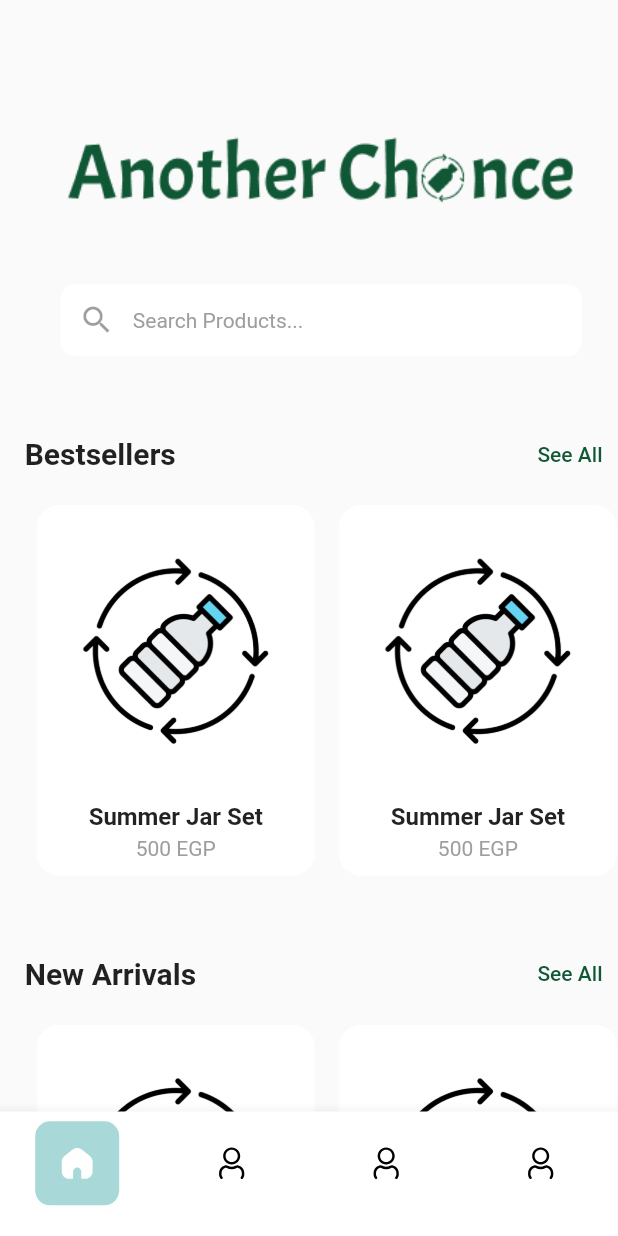
After one commit to Abdelhadyelsaid/another_chance_app, a Flutter app: the LayoutScreen screen opened by its route, on a phone screen of 412 x 824 dp. The commit adds this screen. Run offline on Flutter 3.47's test engine with Material 3 defaults, Android fonts, the phone set to English and light mode, and no system bars; our stand-ins replace bloc, dio, flutter_bloc, flutter_screenutil, flutter_svg, go_router and 2 more; accounts and stored records are empty; Roboto replaces fonts that are missing (Readex Pro).

Commit message:
Implement home screen UI

```diff
--- a/lib/Features/Authentication/View/Screens/login_screen.dart
+++ b/lib/Features/Authentication/View/Screens/login_screen.dart
@@ -8,7 +8,6 @@ import '../../../../Core/Shared/default_button_widget.dart';
 import '../../../../Core/Shared/snack_bar.dart';
 import '../../../../routing/routes.dart';
 import '../../cubit/auth_cubit.dart';
-
 
 class LoginScreen extends StatelessWidget {
   final bool? isFromApp;
@@ -99,7 +98,7 @@ class LoginScreen extends StatelessWidget {
                               height: height * 0.01,
                             ),
                             DefaultTextFormField(
-                              textInputType: TextInputType.number,
+                              textInputType: TextInputType.text,
                               textDirection: TextDirection.ltr,
                               // suffixText: "  966+",
                               controller: cubit.loginPhoneController,
@@ -139,7 +138,8 @@ class LoginScreen extends StatelessWidget {
                             ),
                             TextButton(
                                 onPressed: () {
-                                 context.pushNamed(Routes.forgetPasswordScreen.name);
+                                  context.pushNamed(
+                                      Routes.forgetPasswordScreen.name);
                                   //
                                   // Navigator.push(
                                   //     context,
@@ -169,6 +169,7 @@ class LoginScreen extends StatelessWidget {
                                           .isNotEmpty &&
                                       cubit.loginPasswordController.text
                                           .isNotEmpty) {
+                                    context.pushNamed(Routes.layoutScreen.name);
                                     // cubit.login( cubit.loginPhoneController.text , cubit.loginPasswordController.text);
                                   } else {
                                     ScaffoldMessenger.of(context).showSnackBar(
--- /dev/null
+++ b/lib/Features/Home/View/Screens/home_screen.dart
@@ -0,0 +1,156 @@
+import 'package:another_chance/Core/Shared/default_button_widget.dart';
+import 'package:flutter/material.dart';
+import 'package:flutter_screenutil/flutter_screenutil.dart';
+
+import '../../../../Core/Const/colors.dart';
+import '../Widgets/product_widget.dart';
+import '../Widgets/searchBar_widget.dart';
+
+class HomeScreen extends StatelessWidget {
+  const HomeScreen({super.key});
+
+  @override
+  Widget build(BuildContext context) {
+    return Scaffold(
+      body: SingleChildScrollView(
+        child: Padding(
+          padding: EdgeInsets.only(left: .04.sw),
+          child: Column(
+            crossAxisAlignment: CrossAxisAlignment.center,
+            children: [
+              SizedBox(
+                height: .1.sh,
+              ),
+              Image.asset('assets/icons/app_icon.png',
+                  height: 0.08.sh, color: cPrimaryColor),
+              SizedBox(
+                height: 0.05.sh,
+              ),
+              const SearchTextfieldWidget(),
+              SizedBox(
+                height: .05.sh,
+              ),
+              Row(
+                mainAxisAlignment: MainAxisAlignment.spaceBetween,
+                children: [
+                  const Text(
+                    "Bestsellers",
+                    style: TextStyle(
+                      fontSize: 20,
+                      fontWeight: FontWeight.bold,
+                    ),
+                  ),
+                  TextButton(
+                    onPressed: () {
+                      // Handle "See All" button
+                    },
+                    child: Text(
+                      "See All",
+                      style: TextStyle(color: cPrimaryColor),
+                    ),
+                  ),
+                ],
+              ),
+              const SizedBox(height: 10),
+              SizedBox(
+                height: .3.sh, // Adjust height based on card size
+                child: ListView.builder(
+                  scrollDirection: Axis.horizontal,
+                  itemCount: 5, // Adjust based on your data
+                  itemBuilder: (context, index) {
+                    return ProductWidget();
+                  },
+                ),
+              ),
+              SizedBox(
+                height: .05.sh,
+              ),
+              Row(
+                mainAxisAlignment: MainAxisAlignment.spaceBetween,
+                children: [
+                  const Text(
+                    "New Arrivals",
+                    style: TextStyle(
+                      fontSize: 20,
+                      fontWeight: FontWeight.bold,
+                    ),
+                  ),
+                  TextButton(
+                    onPressed: () {
+                      // Handle "See All" button
+                    },
+                    child: Text(
+                      "See All",
+                      style: TextStyle(color: cPrimaryColor),
+                    ),
+                  ),
+                ],
+              ),
+              const SizedBox(height: 10),
+              SizedBox(
+                height: .3.sh, // Adjust height based on card size
+                child: ListView.builder(
+                  scrollDirection: Axis.horizontal,
+                  itemCount: 5, // Adjust based on your data
+                  itemBuilder: (context, index) {
+                    return ProductWidget();
+                  },
+                ),
+              ),
+              SizedBox(
+                height: .05.sh,
+              ),
+              Row(
+                mainAxisAlignment: MainAxisAlignment.spaceBetween,
+                children: [
+                  const Text(
+                    "Products",
+                    style: TextStyle(
+                      fontSize: 20,
+                      fontWeight: FontWeight.bold,
+                    ),
+                  ),
+                  TextButton(
+                    onPressed: () {
+                      // Handle "See All" button
+                    },
+                    child: Text(
+                      "See All",
+                      style: TextStyle(color: cPrimaryColor),
+                    ),
+                  ),
+                ],
+              ),
+              const SizedBox(height: 10),
+              GridView.builder(
+                gridDelegate: const SliverGridDelegateWithFixedCrossAxisCount(
+                  crossAxisCount: 2, // Number of columns
+                  crossAxisSpacing: 10.0, // Spacing between columns
+                  mainAxisSpacing: 10.0, // Spacing between rows
+                  childAspectRatio: 0.75, // Adjust based on your card size
+                ),
+                shrinkWrap: true,
+                physics: const NeverScrollableScrollPhysics(),
+                itemCount: 6,
+                itemBuilder: (context, index) {
+                  return Padding(
+                    padding: const EdgeInsets.symmetric(vertical: 8.0),
+                    child: ProductWidget(),
+                  );
+                },
+              ),
+              Padding(
+                padding:
+                    EdgeInsets.symmetric(horizontal: .25.sw, vertical: .1.sh),
+                child: DefaultButton(
+                    height: .05.sh,
+                    color: cPrimaryColor,
+                    text: "Show All Products"),
+              )
+            ],
+          ),
+        ),
+      ),
+    );
+  }
+}
--- /dev/null
+++ b/lib/Features/Home/View/Screens/layout_screen.dart
@@ -0,0 +1,73 @@
+import 'dart:developer';
+
+import 'package:another_chance/Core/Helper/cache_helper.dart';
+import 'package:another_chance/Features/Home/cubit/home_cubit.dart';
+import 'package:flutter/material.dart';
+import 'package:flutter_bloc/flutter_bloc.dart';
+import 'package:flutter_svg/svg.dart';
+import 'package:go_router/go_router.dart';
+
+import '../../../../Core/Const/colors.dart';
+import '../../../../routing/routes.dart';
+import '../../../Authentication/View/Screens/login_screen.dart';
+
+class LayoutScreen extends StatelessWidget {
+  const LayoutScreen({super.key});
+
+  @override
+  Widget build(BuildContext context) {
+    return BlocBuilder<HomeCubit, HomeState>(
+      builder: (context, state) {
+        var cubit = HomeCubit.get(context);
+        return Scaffold(
+          body: cubit.screens[cubit.selectedIndex],
+          bottomNavigationBar: BottomNavigationBar(
+            backgroundColor: Colors.white,
+            type: BottomNavigationBarType.fixed,
+            selectedItemColor: cSecondaryColor,
+            selectedLabelStyle: TextStyle(
+                fontFamily: "Readex Pro", fontSize: 12, color: cSecondaryColor),
+            unselectedLabelStyle: TextStyle(
+              fontFamily: "Readex Pro",
+              fontSize: 10,
+              color: cPrimaryColor,
+            ),
+            onTap: (index) {
+              cubit.changeIndex(index);
+            },
+            currentIndex: cubit.selectedIndex,
+            items: [
+              BottomNavigationBarItem(
+                icon: cubit.selectedIndex == 0
+                    ? SvgPicture.asset('assets/icons/filled_home.svg')
+                    : SvgPicture.asset('assets/icons/home.svg'),
+                label: "",
+              ),
+              BottomNavigationBarItem(
+                icon: cubit.selectedIndex == 1
+                    ? SvgPicture.asset('assets/icons/filled_profile.svg')
+                    : SvgPicture.asset('assets/icons/profile.svg'),
+                label: "",
+              ),
+              BottomNavigationBarItem(
+                icon: cubit.selectedIndex == 2
+                    ? SvgPicture.asset('assets/icons/filled_profile.svg')
+                    : SvgPicture.asset('assets/icons/profile.svg'),
+                label: "",
+              ),
+              BottomNavigationBarItem(
+                icon: cubit.selectedIndex == 3
+                    ? SvgPicture.asset('assets/icons/filled_profile.svg')
+                    : SvgPicture.asset('assets/icons/profile.svg'),
+                label: "",
+              ),
+
+
+
+            ],
+          ),
+        );
+      },
+    );
+  }
+}
--- /dev/null
+++ b/lib/Features/Home/View/Widgets/product_widget.dart
@@ -0,0 +1,52 @@
+import 'package:flutter/material.dart';
+import 'package:flutter_screenutil/flutter_screenutil.dart';
+
+class ProductWidget extends StatelessWidget {
+  @override
+  Widget build(BuildContext context) {
+    return Padding(
+      padding: const EdgeInsets.symmetric(horizontal: 8.0),
+      child: Container(
+        width: .45.sw, // Adjust width as needed
+        decoration: BoxDecoration(
+          color: Colors.white,
+          borderRadius: BorderRadius.circular(15),
+        ),
+        child: Column(
+          crossAxisAlignment: CrossAxisAlignment.center,
+          children: [
+            // Image Placeholder
+            Expanded(
+              child: Padding(
+                padding: const EdgeInsets.all(8.0),
+                child: Image.asset(
+                  'assets/icons/appIcon.png',
+                  fit: BoxFit.contain,
+                ),
+              ),
+            ),
+            const Padding(
+              padding: EdgeInsets.symmetric(horizontal: 8.0, vertical: 4.0),
+              child: Text(
+                "Summer Jar Set",
+                style: TextStyle(
+                  fontWeight: FontWeight.bold,
+                  fontSize: 16,
+                ),
+                textAlign: TextAlign.center,
+              ),
+            ),
+            const Text(
+              "500 EGP",
+              style: TextStyle(
+                fontSize: 14,
+                color: Colors.grey,
+              ),
+            ),
+            const SizedBox(height: 10),
+          ],
+        ),
+      ),
+    );
+  }
+}
--- /dev/null
+++ b/lib/Features/Home/View/Widgets/searchBar_widget.dart
@@ -0,0 +1,27 @@
+import 'package:flutter/material.dart';
+import 'package:flutter_screenutil/flutter_screenutil.dart';
+import 'package:go_router/go_router.dart';
+
+import '../../../../Core/Shared/default_textform_widget.dart';
+import '../../../../routing/routes.dart';
+class SearchTextfieldWidget extends StatelessWidget {
+  const SearchTextfieldWidget({super.key});
+
+  @override
+  Widget build(BuildContext context) {
+    return GestureDetector(
+      onTap: (){
+        //context.pushNamed(Routes.searchScreen.name);
+      },
+      child: Container(
+          padding: EdgeInsets.symmetric(horizontal: 25.w),
+          child: DefaultTextFormField(
+            enabled: false,
+            borderRadius: 10,
+            borderColor: Colors.white,
+            prefixIcon:Icon(Icons.search) ,
+            hintText: "Search Products..." ,
+          )),
+    );
+  }
+}
--- /dev/null
+++ b/lib/Features/Home/cubit/home_cubit.dart
@@ -0,0 +1,29 @@
+import 'package:another_chance/Features/Authentication/View/Screens/Signup_screen.dart';
+import 'package:another_chance/Features/Authentication/View/Screens/forget_password_screen.dart';
+import 'package:another_chance/Features/Authentication/View/Screens/login_screen.dart';
+import 'package:another_chance/Features/Authentication/View/Screens/reset_confirm_password_screen.dart';
+import 'package:another_chance/Features/Home/View/Screens/home_screen.dart';
+import 'package:bloc/bloc.dart';
+import 'package:flutter/material.dart';
+import 'package:flutter_bloc/flutter_bloc.dart';
+import 'package:meta/meta.dart';
+
+part 'home_state.dart';
+
+class HomeCubit extends Cubit<HomeState> {
+  HomeCubit() : super(HomeInitial());
+  static HomeCubit get(context) => BlocProvider.of<HomeCubit>(context);
+  int selectedIndex = 0;
+
+  void changeIndex(int index) {
+    selectedIndex = index;
+    emit(LayoutChangeState());
+  }
+
+  List<Widget> screens = [
+    const HomeScreen(),
+    const ForgetPasswordScreen(),
+    const SignupScreen(),
+    const ResetConfirmPasswordScreen(token: ""),
+  ];
+}
--- /dev/null
+++ b/lib/Features/Home/cubit/home_state.dart
@@ -0,0 +1,7 @@
+part of 'home_cubit.dart';
+
+@immutable
+sealed class HomeState {}
+
+final class HomeInitial extends HomeState {}
+final class LayoutChangeState extends HomeState {}
--- a/lib/main.dart
+++ b/lib/main.dart
@@ -1,4 +1,5 @@
 
+import 'package:another_chance/Features/Home/cubit/home_cubit.dart';
 import 'package:another_chance/routing/router.dart';
 import 'package:flutter/material.dart';
 import 'package:flutter_bloc/flutter_bloc.dart';
@@ -29,6 +30,7 @@ class MyApp extends StatelessWidget {
       child: MultiBlocProvider(
         providers: [
           BlocProvider(create: (context) => AuthCubit()),
+          BlocProvider(create: (context) => HomeCubit()),
         ],
         child: MaterialApp.router(
           debugShowCheckedModeBanner: false,
--- a/lib/routing/router.dart
+++ b/lib/routing/router.dart
@@ -1,6 +1,7 @@
 import 'dart:developer';
 import 'package:another_chance/Features/Authentication/View/Screens/Signup_screen.dart';
 import 'package:another_chance/Features/Authentication/View/Screens/login_screen.dart';
+import 'package:another_chance/Features/Home/View/Screens/layout_screen.dart';
 import 'package:another_chance/Features/OnBoarding/View/Screens/onboarding_screen.dart';
 import 'package:another_chance/routing/routes.dart';
 import 'package:flutter/material.dart';
@@ -24,7 +25,8 @@ class CustomRouter {
     signupScreen,
     forgetPasswordScreen,
     forgetPasswordOTPScreen,
-    forgetPasswordNewPasswordScreen
+    forgetPasswordNewPasswordScreen,
+    layoutScreen
   ];
 
   static final loginScreen = GoRoute(
@@ -62,6 +64,12 @@ class CustomRouter {
       name: Routes.forgetPasswordNewPasswordScreen.name,
       builder: (context, state) {
         return ResetConfirmPasswordScreen(token:state.extra as String ,);
+      });
+  static final layoutScreen = GoRoute(
+      path: Routes.layoutScreen.path,
+      name: Routes.layoutScreen.name,
+      builder: (context, state) {
+        return LayoutScreen();
       });
 }
 
--- a/lib/routing/routes.dart
+++ b/lib/routing/routes.dart
@@ -8,6 +8,7 @@ class Route {
 class Routes {
 
   static final Route home =  Route(name: "home", path: "/");
+  static final Route layoutScreen =  Route(name: "layoutScreen", path: "/layoutScreen");
   static final Route onBoarding =  Route(name: "onBoarding", path: "/onBoarding");
   static final Route loginScreen = Route(name: "loginScreen", path: "/loginScreen");
   static final Route signupScreen = Route(name: "signupScreen", path: "/signupScreen");
```
Also changed, not shown: lib/Features/Home/View/Screens/SearchScreen.dart (added, +182 -0 lines), assets/icons/filled_home.svg (added), assets/icons/filled_profile.svg (added), assets/icons/home.svg (added), assets/icons/profile.svg (added).
